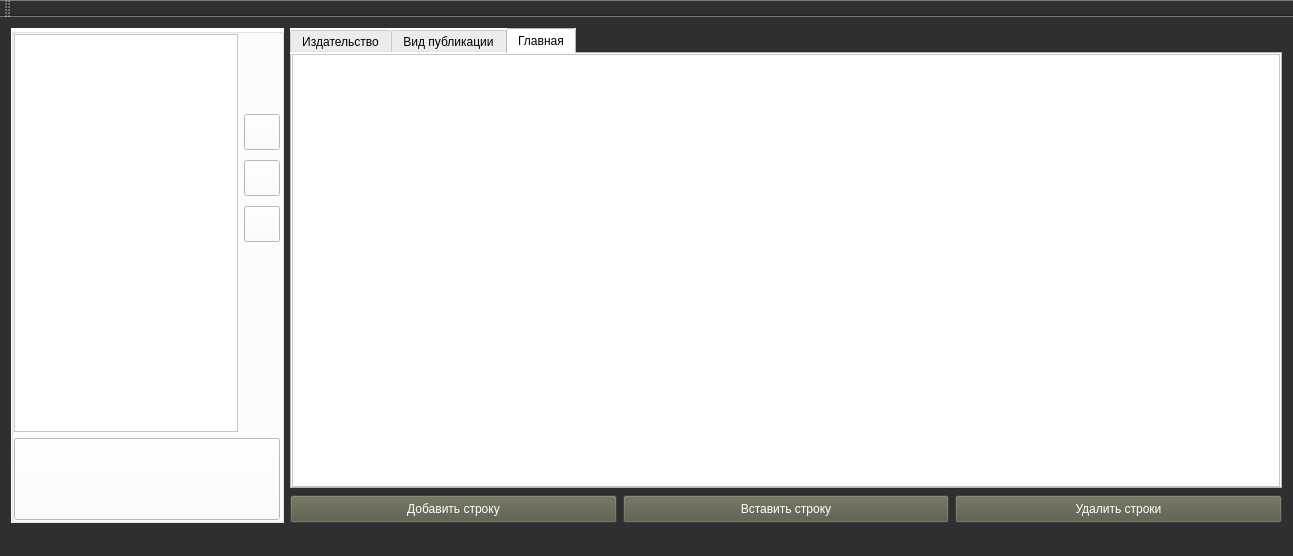
Old version of the form mainwindow.ui in the repository ZubAnt/authors_DataBase.
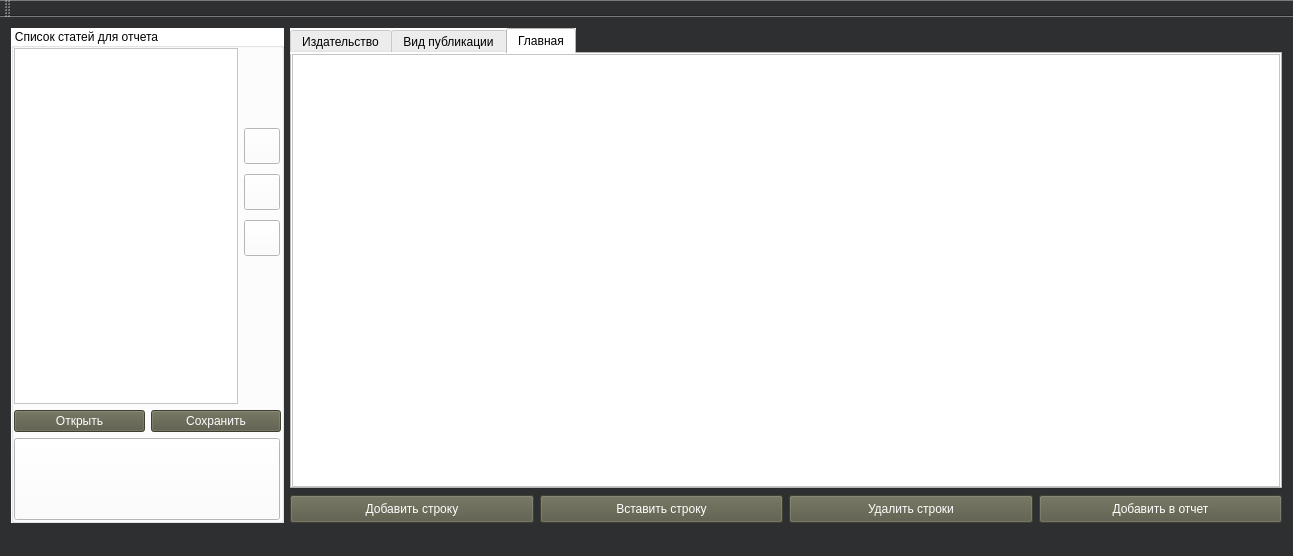
New version of the form. Icons and pictures are not drawn. Custom widgets are drawn as their Qt base class.

Diff of the .ui file:
```diff
--- a/mainwindow.ui
+++ b/mainwindow.ui
@@ -48,7 +48,7 @@
 </string>
       </property>
       <property name="title">
-       <string/>
+       <string>Список статей для отчета</string>
       </property>
       <layout class="QGridLayout" name="gridLayout_4">
        <property name="leftMargin">
@@ -63,7 +63,7 @@
        <property name="bottomMargin">
         <number>0</number>
        </property>
-       <item row="3" column="0">
+       <item row="3" column="1">
         <layout class="QGridLayout" name="gridLayout_8">
          <item row="0" column="0">
           <widget class="QPushButton" name="Connect_DB">
@@ -101,8 +101,11 @@
          </item>
         </layout>
        </item>
-       <item row="1" column="0">
+       <item row="1" column="1">
         <layout class="QGridLayout" name="gridLayout_7">
+         <item row="1" column="0">
+          <widget class="QTableWidget" name="report_tableWidget"/>
+         </item>
          <item row="1" column="1">
           <layout class="QVBoxLayout" name="verticalLayout_3">
            <property name="spacing">
@@ -137,7 +140,7 @@
             </spacer>
            </item>
            <item>
-            <widget class="QPushButton" name="pushButton_2">
+            <widget class="QPushButton" name="up_row_in_report">
              <property name="minimumSize">
               <size>
                <width>36</width>
@@ -171,7 +174,7 @@
             </widget>
            </item>
            <item>
-            <widget class="QPushButton" name="pushButton_3">
+            <widget class="QPushButton" name="down_row_in_report">
              <property name="minimumSize">
               <size>
                <width>36</width>
@@ -193,7 +196,7 @@
             </widget>
            </item>
            <item>
-            <widget class="QPushButton" name="pushButton">
+            <widget class="QPushButton" name="del_row_in_report">
              <property name="minimumSize">
               <size>
                <width>36</width>
@@ -229,8 +232,33 @@
            </item>
           </layout>
          </item>
-         <item row="1" column="0">
-          <widget class="QTableView" name="tableView"/>
+         <item row="5" column="0" colspan="2">
+          <layout class="QHBoxLayout" name="horizontalLayout">
+           <item>
+            <widget class="QPushButton" name="open_report">
+             <property name="styleSheet">
+              <string notr="true">color: rgb(255, 255, 255);
+background-color: rgb(89, 89, 70);
+font: 10pt &quot;MS Shell Dlg 2&quot;;</string>
+             </property>
+             <property name="text">
+              <string>Открыть</string>
+             </property>
+            </widget>
+           </item>
+           <item>
+            <widget class="QPushButton" name="save_report">
+             <property name="styleSheet">
+              <string notr="true">color: rgb(255, 255, 255);
+background-color: rgb(89, 89, 70);
+font: 10pt &quot;MS Shell Dlg 2&quot;;</string>
+             </property>
+             <property name="text">
+              <string>Сохранить</string>
+             </property>
+            </widget>
+           </item>
+          </layout>
          </item>
         </layout>
        </item>
@@ -427,6 +455,24 @@
             </property>
            </widget>
           </item>
+          <item>
+           <widget class="QPushButton" name="add_to_report">
+            <property name="minimumSize">
+             <size>
+              <width>0</width>
+              <height>28</height>
+             </size>
+            </property>
+            <property name="styleSheet">
+             <string notr="true">color: rgb(255, 255, 255);
+background-color: rgb(89, 89, 70);
+font: 10pt &quot;MS Shell Dlg 2&quot;;</string>
+            </property>
+            <property name="text">
+             <string>Добавить в отчет</string>
+            </property>
+           </widget>
+          </item>
          </layout>
         </item>
        </layout>
```
